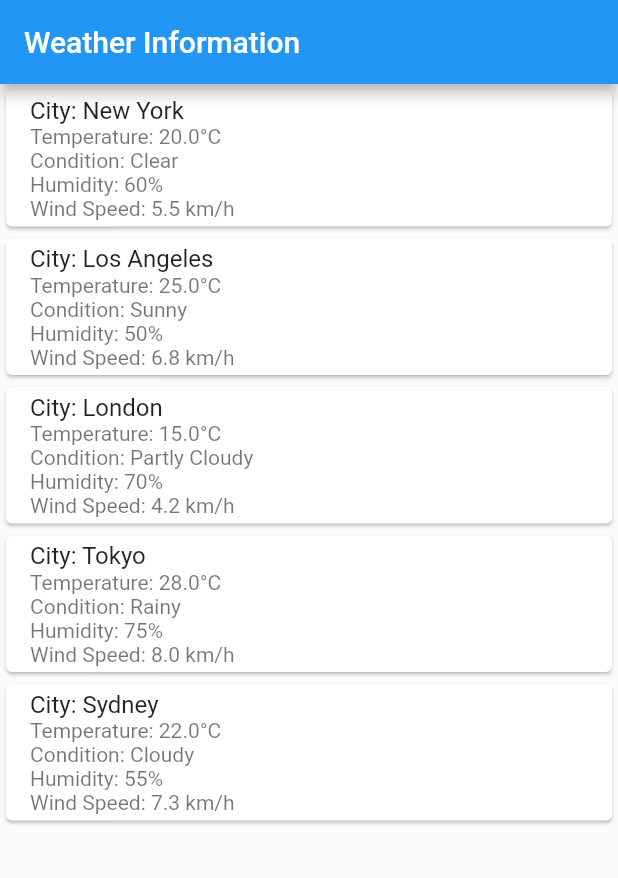
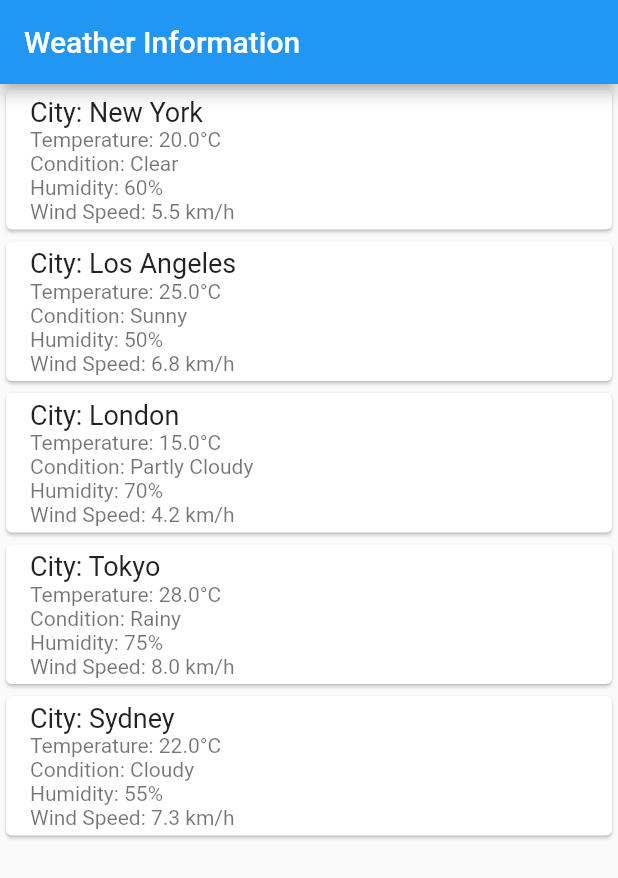
Before and after one commit to iamazmarul/crudapp, a Flutter app: the screen it shows after launch, on a phone screen of 412 x 824 dp. Shown: the top 878 px of the screen. Run offline on Flutter 3.47's test engine with Material 2 defaults, Android fonts, the phone set to English and light mode, and no system bars.

```diff
--- a/lib/main.dart
+++ b/lib/main.dart
@@ -100,7 +100,9 @@ class _MyAppState extends State<MyApp> {
             final weather = weatherData[index];
             return Card(
               child: ListTile(
-                title: Text("City: ${weather.city}"),
+                title: Text("City: ${weather.city}", style: TextStyle(
+                  fontSize: 18,
+                ),),
                 subtitle: Text(
                   "Temperature: ${weather.temperature}°C\n"
                       "Condition: ${weather.condition}\n"
```
Also changed, not shown: 1 other file.
